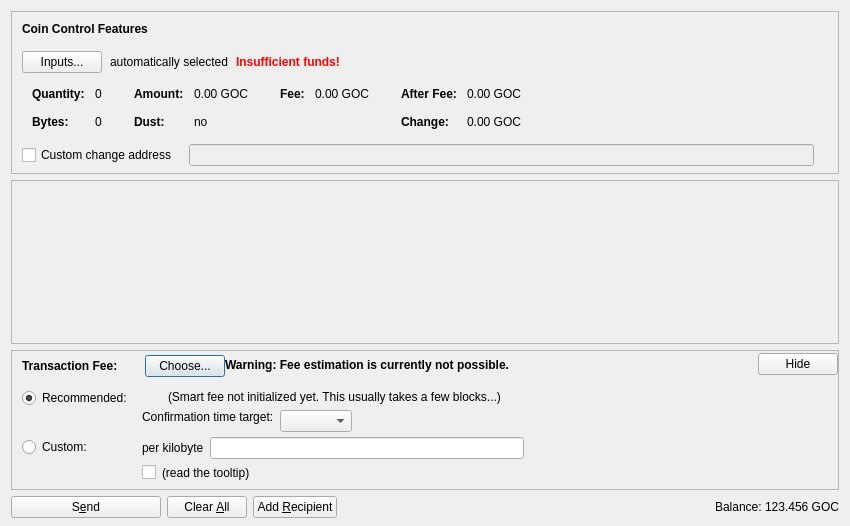
First picture: the form in src/qt/forms/sendcoinsdialog.ui, repository versacoin/versacoin, before the edit.
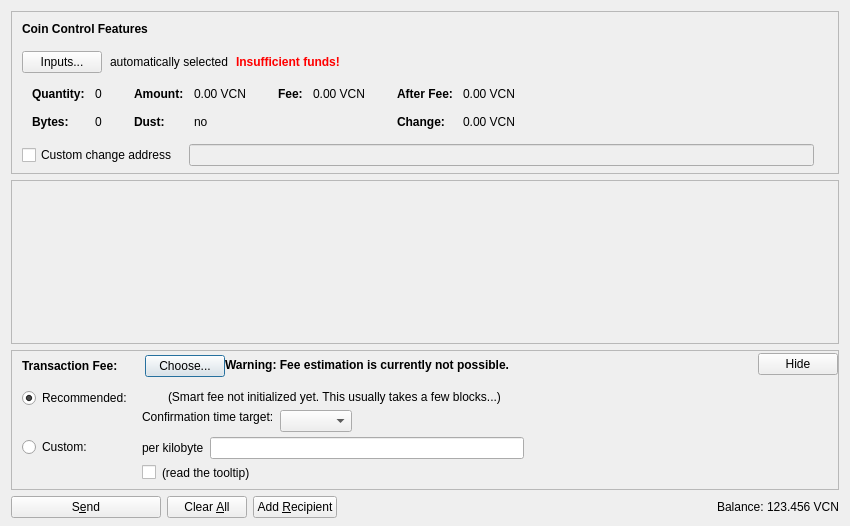
Second picture: the form after the edit. Icons and pictures are not drawn. Custom widgets are drawn as their Qt base class.

```diff
--- a/src/qt/forms/sendcoinsdialog.ui
+++ b/src/qt/forms/sendcoinsdialog.ui
@@ -324,7 +324,7 @@
                   <enum>Qt::ActionsContextMenu</enum>
                  </property>
                  <property name="text">
-                  <string notr="true">0.00 GOC</string>
+                  <string notr="true">0.00 VCN</string>
                  </property>
                  <property name="textInteractionFlags">
                   <set>Qt::LinksAccessibleByMouse|Qt::TextSelectableByKeyboard|Qt::TextSelectableByMouse</set>
@@ -404,7 +404,7 @@
                   <enum>Qt::ActionsContextMenu</enum>
                  </property>
                  <property name="text">
-                  <string notr="true">0.00 GOC</string>
+                  <string notr="true">0.00 VCN</string>
                  </property>
                  <property name="textInteractionFlags">
                   <set>Qt::LinksAccessibleByMouse|Qt::TextSelectableByKeyboard|Qt::TextSelectableByMouse</set>
@@ -455,7 +455,7 @@
                   <enum>Qt::ActionsContextMenu</enum>
                  </property>
                  <property name="text">
-                  <string notr="true">0.00 GOC</string>
+                  <string notr="true">0.00 VCN</string>
                  </property>
                  <property name="textInteractionFlags">
                   <set>Qt::LinksAccessibleByMouse|Qt::TextSelectableByKeyboard|Qt::TextSelectableByMouse</set>
@@ -484,7 +484,7 @@
                   <enum>Qt::ActionsContextMenu</enum>
                  </property>
                  <property name="text">
-                  <string notr="true">0.00 GOC</string>
+                  <string notr="true">0.00 VCN</string>
                  </property>
                  <property name="textInteractionFlags">
                   <set>Qt::LinksAccessibleByMouse|Qt::TextSelectableByKeyboard|Qt::TextSelectableByMouse</set>
@@ -1239,7 +1239,7 @@
           <cursorShape>IBeamCursor</cursorShape>
          </property>
          <property name="text">
-          <string notr="true">123.456 GOC</string>
+          <string notr="true">123.456 VCN</string>
          </property>
          <property name="textInteractionFlags">
           <set>Qt::LinksAccessibleByMouse|Qt::TextSelectableByKeyboard|Qt::TextSelectableByMouse</set>
```
Left out of the diff: 4 changed lines with no effect on the pictures.
